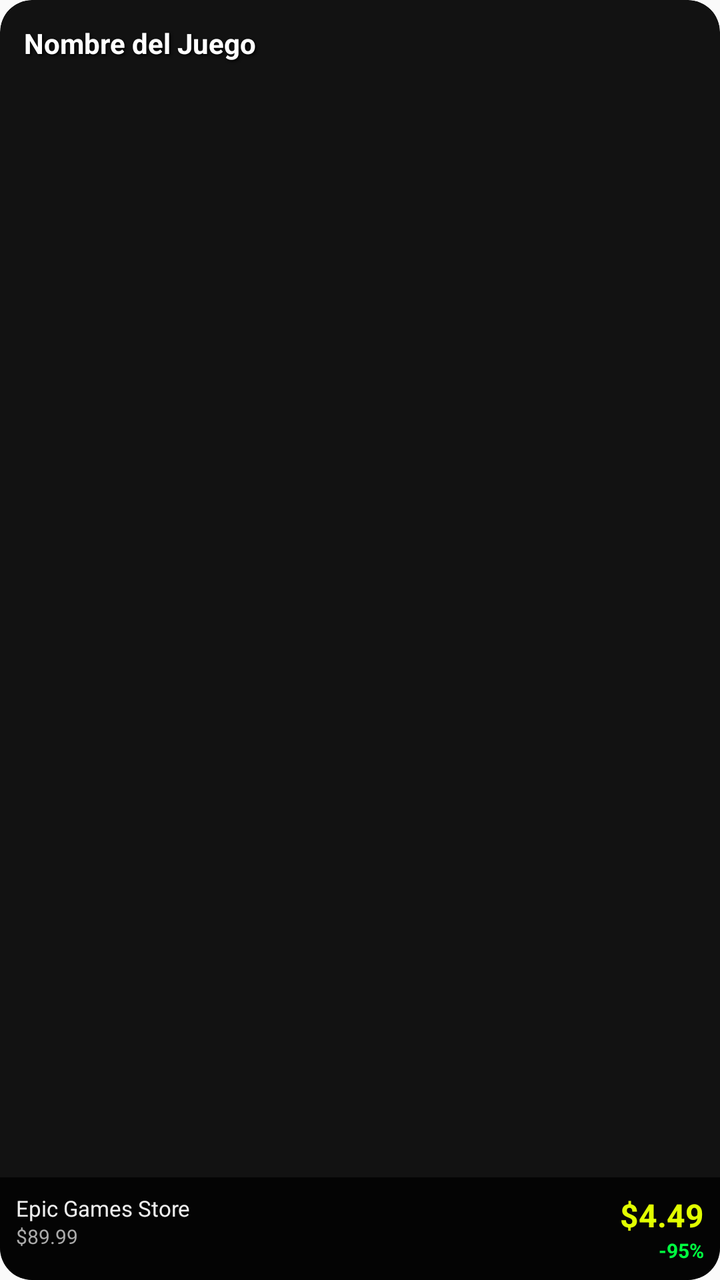
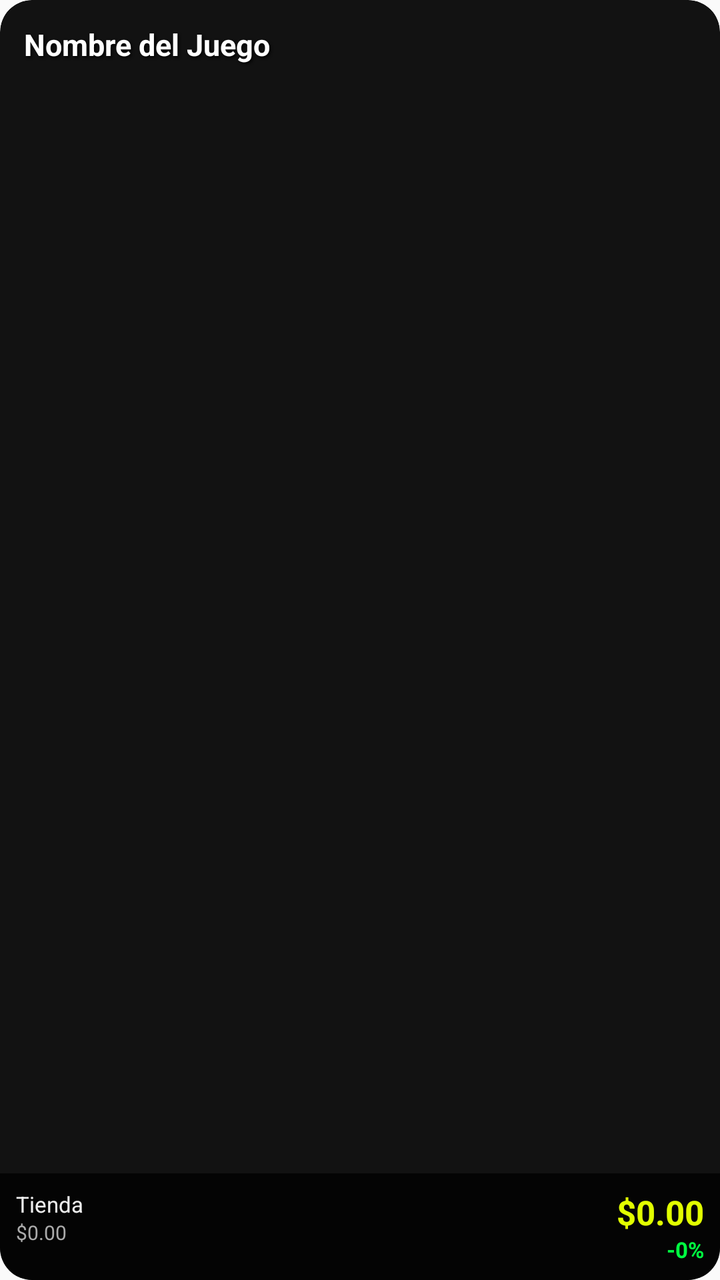

An Android layout rendered at two revisions. The XML below is the earlier revision; the diff shows what the commit changed to produce the second picture.
<!-- AndroidManifest.xml: application theme AppTheme -->
<!-- res/layout/favorite_widget.xml -->
<?xml version="1.0" encoding="utf-8"?>
<RelativeLayout xmlns:android="http://schemas.android.com/apk/res/android"
  android:layout_width="match_parent"
  android:layout_height="match_parent"
  android:background="@drawable/widget_round_bg"
  android:clipToOutline="true">

  <ImageView
    android:id="@+id/widget_image"
    android:layout_width="match_parent"
    android:layout_height="match_parent"
    android:scaleType="centerCrop"
    android:alpha="0.7" />

  <TextView
    android:id="@+id/widget_title"
    android:layout_width="match_parent"
    android:layout_height="wrap_content"
    android:padding="12dp"
    android:text="Nombre del Juego"
    android:textColor="#FFFFFF"
    android:textSize="14sp"
    android:textStyle="bold"
    android:shadowColor="#000000"
    android:shadowDx="2"
    android:shadowDy="2"
    android:shadowRadius="3" />

  <RelativeLayout
    android:layout_width="match_parent"
    android:layout_height="wrap_content"
    android:layout_alignParentBottom="true"
    android:background="#CC000000"
    android:padding="8dp">

    <LinearLayout
      android:layout_width="wrap_content"
      android:layout_height="wrap_content"
      android:orientation="vertical"
      android:layout_alignParentLeft="true">

      <TextView
        android:id="@+id/widget_store"
        android:layout_width="wrap_content"
        android:layout_height="wrap_content"
        android:text="Epic Games Store"
        android:textColor="#EEEEEE"
        android:textSize="11sp" />

      <TextView
        android:id="@+id/widget_normal_price"
        android:layout_width="wrap_content"
        android:layout_height="wrap_content"
        android:text="$89.99"
        android:textColor="#AAAAAA"
        android:textSize="10sp" />
    </LinearLayout>

    <LinearLayout
      android:layout_width="wrap_content"
      android:layout_height="wrap_content"
      android:layout_alignParentRight="true"
      android:layout_centerVertical="true"
      android:orientation="vertical"
      android:gravity="end">

      <TextView
        android:id="@+id/widget_sale_price"
        android:layout_width="wrap_content"
        android:layout_height="wrap_content"
        android:text="$4.49"
        android:textColor="#E1FF00"
        android:textSize="16sp"
        android:textStyle="bold" />

      <TextView
        android:id="@+id/widget_savings"
        android:layout_width="wrap_content"
        android:layout_height="wrap_content"
        android:text="-95%"
        android:textColor="#00FF41"
        android:textSize="10sp"
        android:textStyle="bold" />
    </LinearLayout>
  </RelativeLayout>

</RelativeLayout>
<!-- resources referenced by this layout -->
<resources>
  <!-- drawable widget_round_bg (drawable) -->
  <?xml version="1.0" encoding="utf-8"?>
  <shape xmlns:android="http://schemas.android.com/apk/res/android">
      <solid android:color="#121212" />
      <corners android:radius="16dp" />
  </shape>
  <style name="AppTheme" parent="Theme.AppCompat.Light.DarkActionBar">
          
          <item name="colorPrimary">@color/colorPrimary</item>
          <item name="colorPrimaryDark">@color/colorPrimaryDark</item>
          <item name="colorAccent">@color/colorAccent</item>
      </style>
</resources>

<!-- the commit's change to res/layout/favorite_widget.xml (unified diff, before → after) -->
@@ -1,87 +1,130 @@
 <?xml version="1.0" encoding="utf-8"?>
 <RelativeLayout xmlns:android="http://schemas.android.com/apk/res/android"
+  android:id="@+id/widget_root"
   android:layout_width="match_parent"
   android:layout_height="match_parent"
   android:background="@drawable/widget_round_bg"
   android:clipToOutline="true">
 
-  <ImageView
-    android:id="@+id/widget_image"
+  
+  <RelativeLayout
+    android:id="@+id/widget_content_layout"
+    android:layout_width="match_parent"
+    android:layout_height="match_parent">
+
+    <ImageView
+      android:id="@+id/widget_image"
+      android:layout_width="match_parent"
+      android:layout_height="match_parent"
+      android:scaleType="centerCrop"
+      android:alpha="0.6" />
+
+    <TextView
+      android:id="@+id/widget_title"
+      android:layout_width="match_parent"
+      android:layout_height="wrap_content"
+      android:padding="12dp"
+      android:text="Nombre del Juego"
+      android:textColor="#FFFFFF"
+      android:textSize="15sp"
+      android:textStyle="bold"
+      android:shadowColor="#000000"
+      android:shadowDx="2"
+      android:shadowDy="2"
+      android:shadowRadius="3" />
+
+    <RelativeLayout
+      android:layout_width="match_parent"
+      android:layout_height="wrap_content"
+      android:layout_alignParentBottom="true"
+      android:background="#CC000000"
+      android:padding="8dp">
+
+      <LinearLayout
+        android:layout_width="wrap_content"
+        android:layout_height="wrap_content"
+        android:orientation="vertical"
+        android:layout_alignParentLeft="true">
+
+        <TextView
+          android:id="@+id/widget_store"
+          android:layout_width="wrap_content"
+          android:layout_height="wrap_content"
+          android:text="Tienda"
+          android:textColor="#EEEEEE"
+          android:textSize="11sp" />
+
+        <TextView
+          android:id="@+id/widget_normal_price"
+          android:layout_width="wrap_content"
+          android:layout_height="wrap_content"
+          android:text="$0.00"
+          android:textColor="#AAAAAA"
+          android:textSize="10sp" />
+      </LinearLayout>
+
+      <LinearLayout
+        android:layout_width="wrap_content"
+        android:layout_height="wrap_content"
+        android:layout_alignParentRight="true"
+        android:layout_centerVertical="true"
+        android:orientation="vertical"
+        android:gravity="end">
+
+        <TextView
+          android:id="@+id/widget_sale_price"
+          android:layout_width="wrap_content"
+          android:layout_height="wrap_content"
+          android:text="$0.00"
+          android:textColor="#E1FF00"
+          android:textSize="17sp"
+          android:textStyle="bold" />
+
+        <TextView
+          android:id="@+id/widget_savings"
+          android:layout_width="wrap_content"
+          android:layout_height="wrap_content"
+          android:text="-0%"
+          android:textColor="#00FF41"
+          android:textSize="11sp"
+          android:textStyle="bold" />
+      </LinearLayout>
+    </RelativeLayout>
+  </RelativeLayout>
+
+  
+  <LinearLayout
+    android:id="@+id/widget_empty_layout"
     android:layout_width="match_parent"
     android:layout_height="match_parent"
-    android:scaleType="centerCrop"
-    android:alpha="0.7" />
+    android:gravity="center"
+    android:orientation="vertical"
+    android:padding="16dp"
+    android:visibility="gone">
 
-  <TextView
-    android:id="@+id/widget_title"
-    android:layout_width="match_parent"
-    android:layout_height="wrap_content"
-    android:padding="12dp"
-    android:text="Nombre del Juego"
-    android:textColor="#FFFFFF"
-    android:textSize="14sp"
-    android:textStyle="bold"
-    android:shadowColor="#000000"
-    android:shadowDx="2"
-    android:shadowDy="2"
-    android:shadowRadius="3" />
+    <ImageView
+      android:layout_width="40dp"
+      android:layout_height="40dp"
+      android:src="@android:drawable/ic_menu_revert"
+      android:alpha="0.4"
+      android:tint="#FFFFFF" />
 
-  <RelativeLayout
-    android:layout_width="match_parent"
-    android:layout_height="wrap_content"
-    android:layout_alignParentBottom="true"
-    android:background="#CC000000"
-    android:padding="8dp">
-
-    <LinearLayout
+    <TextView
       android:layout_width="wrap_content"
       android:layout_height="wrap_content"
-      android:orientation="vertical"
-      android:layout_alignParentLeft="true">
+      android:layout_marginTop="8dp"
+      android:text="No tienes Favoritos"
+      android:textColor="#FFFFFF"
+      android:textSize="16sp"
+      android:textStyle="bold" />
 
-      <TextView
-        android:id="@+id/widget_store"
-        android:layout_width="wrap_content"
-        android:layout_height="wrap_content"
-        android:text="Epic Games Store"
-        android:textColor="#EEEEEE"
-        android:textSize="11sp" />
-
-      <TextView
-        android:id="@+id/widget_normal_price"
-        android:layout_width="wrap_content"
-        android:layout_height="wrap_content"
-        android:text="$89.99"
-        android:textColor="#AAAAAA"
-        android:textSize="10sp" />
-    </LinearLayout>
-
-    <LinearLayout
+    <TextView
       android:layout_width="wrap_content"
       android:layout_height="wrap_content"
-      android:layout_alignParentRight="true"
-      android:layout_centerVertical="true"
-      android:orientation="vertical"
-      android:gravity="end">
-
-      <TextView
-        android:id="@+id/widget_sale_price"
-        android:layout_width="wrap_content"
-        android:layout_height="wrap_content"
-        android:text="$4.49"
-        android:textColor="#E1FF00"
-        android:textSize="16sp"
-        android:textStyle="bold" />
-
-      <TextView
-        android:id="@+id/widget_savings"
-        android:layout_width="wrap_content"
-        android:layout_height="wrap_content"
-        android:text="-95%"
-        android:textColor="#00FF41"
-        android:textSize="10sp"
-        android:textStyle="bold" />
-    </LinearLayout>
-  </RelativeLayout>
+      android:layout_marginTop="4dp"
+      android:text="Toca para buscar ofertas"
+      android:textColor="#BBBBBB"
+      android:textSize="12sp" />
+  </LinearLayout>
 
 </RelativeLayout>
